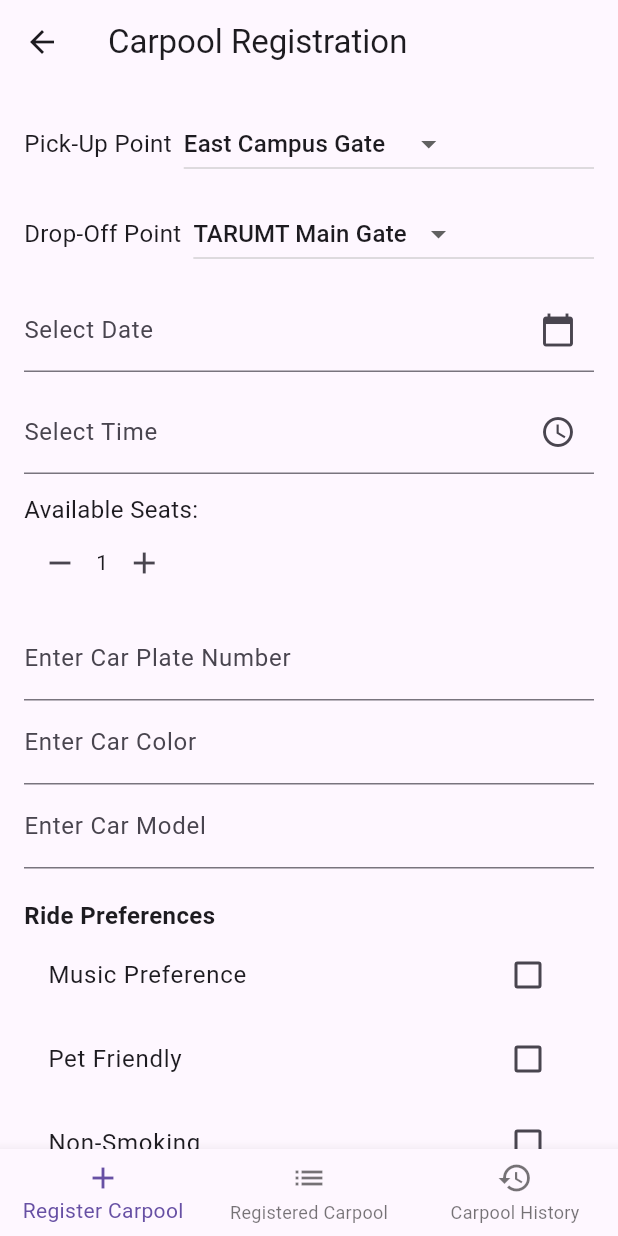
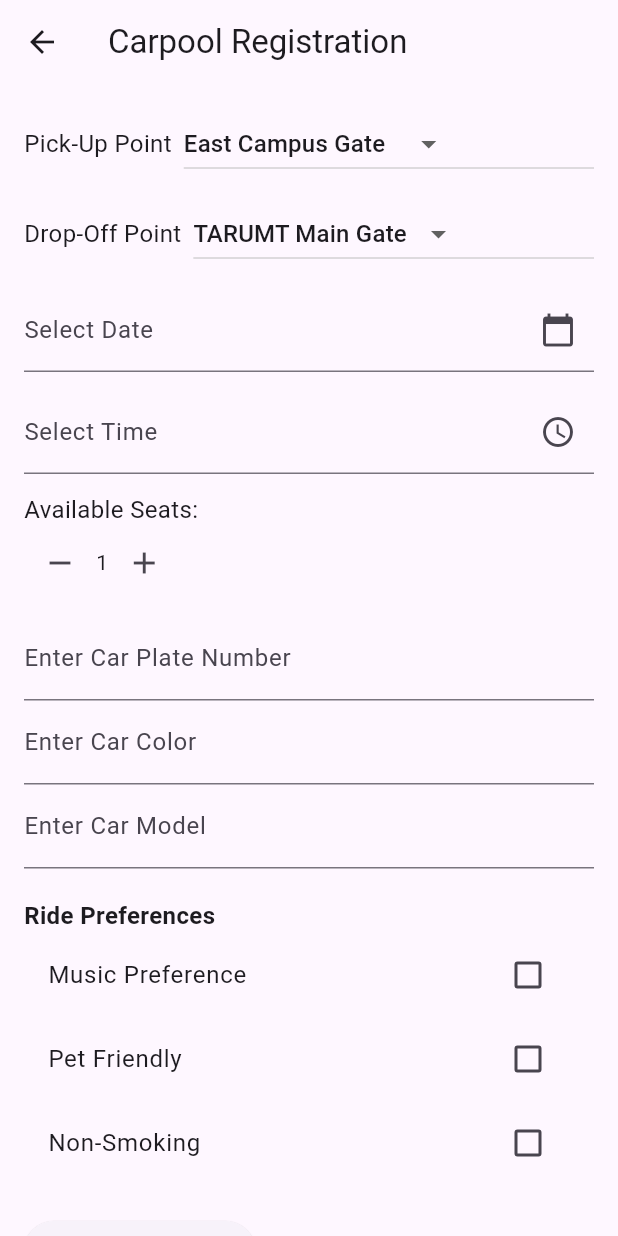
Before and after one commit to ZhiSeng/car_pool-master, a Flutter app: the CarpoolMainPage screen opened directly with empty values, after a tap on "Register a Carpool", on a phone screen of 412 x 824 dp. Run offline on Flutter 3.47's test engine with Material 3 defaults, Android fonts, the phone set to English and light mode, and no system bars; our stand-ins replace cloud_firestore, firebase_auth, firebase_core, sqflite; accounts and stored records are empty.

Commit message:
can register carpool

```diff
--- a/lib/carpool_main_page.dart
+++ b/lib/carpool_main_page.dart
@@ -77,9 +77,12 @@ class _CarpoolMainPageState extends State<CarpoolMainPage> {
             SizedBox(height: 20),
             ElevatedButton(
               onPressed: () {
+                // Pass userID to CarpoolRegistrationPage
                 Navigator.push(
                   context,
-                  MaterialPageRoute(builder: (context) => CarpoolRegistrationPage()),
+                  MaterialPageRoute(
+                    builder: (context) => CarpoolRegistrationPage(userID: widget.userID), // Pass userID here
+                  ),
                 );
               },
               child: Text('Register a Carpool'),
--- a/lib/carpool_registration.dart
+++ b/lib/carpool_registration.dart
@@ -1,10 +1,14 @@
 import 'package:flutter/material.dart';
-import 'package:firebase_auth/firebase_auth.dart'; // Firebase Auth import
 import 'database_helper.dart'; // Ensure correct import for your DatabaseHelper
 import 'registered_carpool.dart'; // Import the Registered Carpool screen
 import 'carpool_history.dart'; // Import the Carpool History screen
 
 class CarpoolRegistrationPage extends StatefulWidget {
+  final int userID;
+
+  // Accept userID passed from CarpoolMainPage
+  CarpoolRegistrationPage({required this.userID});
+
   @override
   _CarpoolRegistrationPageState createState() =>
       _CarpoolRegistrationPageState();
@@ -44,30 +48,12 @@ class _CarpoolRegistrationPageState extends State<CarpoolRegistrationPage> {
 
   int _selectedIndex = 0;
 
-  // Firebase Auth instance
-  final FirebaseAuth _auth = FirebaseAuth.instance;
-  User? _currentUser;
-
   // Function to handle navigation between pages based on the selected index
   void _onItemTapped(int index) {
     setState(() {
       _selectedIndex = index;
     });
   }
-
-  @override
-  void initState() {
-    super.initState();
-    // Get the current user on page load
-    _currentUser = _auth.currentUser;
-  }
-
-  // List of pages for Bottom Navigation
-  static const List<Widget> _widgetOptions = <Widget>[
-    Text('Carpool Registration'), // Placeholder for Carpool Registration
-    RegisteredCarpoolPage(), // Registered Carpool Page
-    CarpoolHistoryPage(), // Carpool History Page
-  ];
 
   // Function to open date picker (only future dates)
   Future<void> _selectDate(BuildContext context) async {
@@ -169,8 +155,8 @@ class _CarpoolRegistrationPageState extends State<CarpoolRegistrationPage> {
       return;
     }
 
-    if (_currentUser == null) {
-      // If no user is logged in, show an error
+    if (widget.userID == null) {
+      // If userID is not passed or null, show error
       ScaffoldMessenger.of(context).showSnackBar(SnackBar(content: Text("User not logged in.")));
       return;
     }
@@ -192,7 +178,7 @@ class _CarpoolRegistrationPageState extends State<CarpoolRegistrationPage> {
 
     // Prepare data to insert into the database
     Map<String, dynamic> carpoolData = {
-      'userID': _currentUser!.uid, // Use the current user's UID
+      'userID': widget.userID, // Use the passed userID from CarpoolMainPage
       'pickUpPoint': pickUp,
       'dropOffPoint': dropOff,
       'date': date,
@@ -218,8 +204,7 @@ class _CarpoolRegistrationPageState extends State<CarpoolRegistrationPage> {
       appBar: AppBar(
         title: Text('Carpool Registration'),
       ),
-      body: _selectedIndex == 0
-          ? SingleChildScrollView(  // Make the content scrollable to prevent overflow
+      body: SingleChildScrollView(  // Make the content scrollable to prevent overflow
         child: Padding(
           padding: const EdgeInsets.all(16.0),
           child: Column(
@@ -379,25 +364,6 @@ class _CarpoolRegistrationPageState extends State<CarpoolRegistrationPage> {
             ],
           ),
         ),
-      )
-          : _widgetOptions.elementAt(_selectedIndex), // Display appropriate page based on the selected index
-      bottomNavigationBar: BottomNavigationBar(
-        currentIndex: _selectedIndex,
-        onTap: _onItemTapped,
-        items: const <BottomNavigationBarItem>[
-          BottomNavigationBarItem(
-            icon: Icon(Icons.add),
-            label: 'Register Carpool',
-          ),
-          BottomNavigationBarItem(
-            icon: Icon(Icons.list),
-            label: 'Registered Carpool',
-          ),
-          BottomNavigationBarItem(
-            icon: Icon(Icons.history),
-            label: 'Carpool History',
-          ),
-        ],
       ),
     );
   }
```
